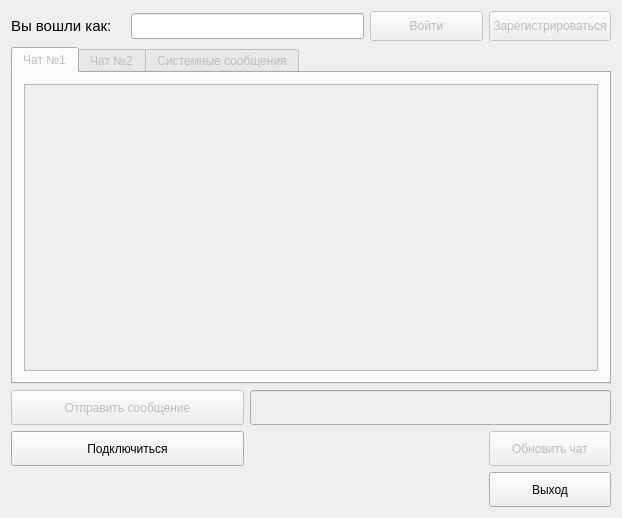
The window that qtclient.ui (LegSergei/QTProjectCLIENT) describes before a commit, drawn with Qt 5.
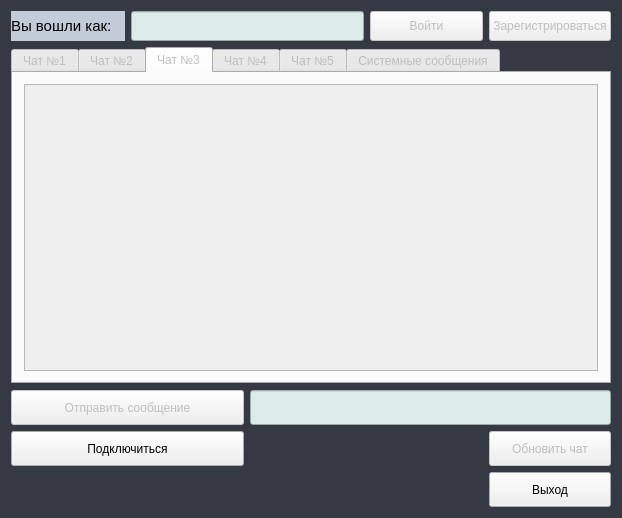
The same window after the commit. The open tabs and pages were chosen to show the change. Icons and pictures are not drawn.

Diff of the .ui file:
```diff
--- a/qtclient.ui
+++ b/qtclient.ui
@@ -11,7 +11,10 @@
    </rect>
   </property>
   <property name="windowTitle">
-   <string>QtCLIENT</string>
+   <string>Chat Client</string>
+  </property>
+  <property name="styleSheet">
+   <string notr="true">QWidget#QtCLIENTClass { background-color: rgb(52, 57, 68); }</string>
   </property>
   <layout class="QGridLayout" name="gridLayout_3">
    <item row="0" column="0">
@@ -21,6 +24,9 @@
        <pointsize>11</pointsize>
       </font>
      </property>
+     <property name="styleSheet">
+      <string notr="true">QLabel{ background-color: rgb(195, 203, 217); }</string>
+     </property>
      <property name="text">
       <string>Вы вошли как:</string>
      </property>
@@ -28,11 +34,20 @@
    </item>
    <item row="0" column="1" colspan="2">
     <widget class="QLineEdit" name="le_username">
+     <property name="minimumSize">
+      <size>
+       <width>0</width>
+       <height>30</height>
+      </size>
+     </property>
      <property name="font">
       <font>
        <pointsize>11</pointsize>
       </font>
      </property>
+     <property name="styleSheet">
+      <string notr="true">QLineEdit { background-color: rgb(219, 236, 232); }</string>
+     </property>
      <property name="readOnly">
       <bool>true</bool>
      </property>
@@ -49,6 +64,9 @@
        <height>30</height>
       </size>
      </property>
+     <property name="styleSheet">
+      <string notr="true">border-image: url(:/QtCLIENT/image/279936-snowflake-background-3840x2160-1080p.jpg);</string>
+     </property>
      <property name="text">
       <string>Войти</string>
      </property>
@@ -65,6 +83,9 @@
        <height>30</height>
       </size>
      </property>
+     <property name="styleSheet">
+      <string notr="true">border-image: url(:/QtCLIENT/image/279936-snowflake-background-3840x2160-1080p.jpg);</string>
+     </property>
      <property name="text">
       <string>Зарегистрироваться</string>
      </property>
@@ -75,6 +96,9 @@
      <property name="enabled">
       <bool>false</bool>
      </property>
+     <property name="styleSheet">
+      <string notr="true"/>
+     </property>
      <property name="currentIndex">
       <number>0</number>
      </property>
@@ -99,6 +123,60 @@
       <layout class="QGridLayout" name="gridLayout_2">
        <item row="0" column="0">
         <widget class="QTextEdit" name="te_main_2">
+         <property name="styleSheet">
+          <string notr="true">border-image: url(:/QtCLIENT/image/1 75.jpg);</string>
+         </property>
+         <property name="readOnly">
+          <bool>true</bool>
+         </property>
+        </widget>
+       </item>
+      </layout>
+     </widget>
+     <widget class="QWidget" name="tab_4">
+      <attribute name="title">
+       <string>Чат №3</string>
+      </attribute>
+      <layout class="QGridLayout" name="gridLayout_5">
+       <item row="0" column="0">
+        <widget class="QTextEdit" name="te_main_3">
+         <property name="styleSheet">
+          <string notr="true">border-image: url(:/QtCLIENT/image/abs0073.jpg);</string>
+         </property>
+         <property name="readOnly">
+          <bool>true</bool>
+         </property>
+        </widget>
+       </item>
+      </layout>
+     </widget>
+     <widget class="QWidget" name="tab_5">
+      <attribute name="title">
+       <string>Чат №4</string>
+      </attribute>
+      <layout class="QGridLayout" name="gridLayout_6">
+       <item row="0" column="0">
+        <widget class="QTextEdit" name="te_main_4">
+         <property name="styleSheet">
+          <string notr="true">border-image: url(:/QtCLIENT/image/maxresdefault90.jpg);</string>
+         </property>
+         <property name="readOnly">
+          <bool>true</bool>
+         </property>
+        </widget>
+       </item>
+      </layout>
+     </widget>
+     <widget class="QWidget" name="tab_6">
+      <attribute name="title">
+       <string>Чат №5</string>
+      </attribute>
+      <layout class="QGridLayout" name="gridLayout_7">
+       <item row="0" column="0">
+        <widget class="QTextEdit" name="te_main_5">
+         <property name="styleSheet">
+          <string notr="true">border-image: url(:/QtCLIENT/image/sunlight-illustration-abstract-wavy-lines-circle-atmosphere-lens-flare-light-wave-shape-line-petal-2560x1440-px-computer-wallpaper-615970.jpg);</string>
+         </property>
          <property name="readOnly">
           <bool>true</bool>
          </property>
@@ -133,6 +211,9 @@
        <height>35</height>
       </size>
      </property>
+     <property name="styleSheet">
+      <string notr="true">border-image: url(:/QtCLIENT/image/279936-snowflake-background-3840x2160-1080p.jpg);</string>
+     </property>
      <property name="text">
       <string>Отправить сообщение</string>
      </property>
@@ -149,6 +230,12 @@
        <height>35</height>
       </size>
      </property>
+     <property name="styleSheet">
+      <string notr="true">QLineEdit { background-color: rgb(219, 236, 232); }</string>
+     </property>
+     <property name="maxLength">
+      <number>255</number>
+     </property>
     </widget>
    </item>
    <item row="3" column="0" colspan="2">
@@ -159,6 +246,9 @@
        <height>35</height>
       </size>
      </property>
+     <property name="styleSheet">
+      <string notr="true">border-image: url(:/QtCLIENT/image/279936-snowflake-background-3840x2160-1080p.jpg);</string>
+     </property>
      <property name="text">
       <string>Подключиться</string>
      </property>
@@ -175,6 +265,9 @@
        <height>35</height>
       </size>
      </property>
+     <property name="styleSheet">
+      <string notr="true">border-image: url(:/QtCLIENT/image/279936-snowflake-background-3840x2160-1080p.jpg);</string>
+     </property>
      <property name="text">
       <string>Обновить чат</string>
      </property>
@@ -188,6 +281,9 @@
        <height>35</height>
       </size>
      </property>
+     <property name="styleSheet">
+      <string notr="true">border-image: url(:/QtCLIENT/image/279936-snowflake-background-3840x2160-1080p.jpg);</string>
+     </property>
      <property name="text">
       <string>Выход</string>
      </property>
```
Left out of the diff: 6 changed lines with no effect on the pictures.
